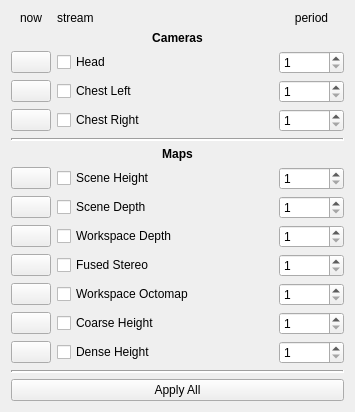
This is src/app/ddSensorDataRequest.ui in RobotLocomotion/director as Qt 5 draws it before an edit. The edited form follows.
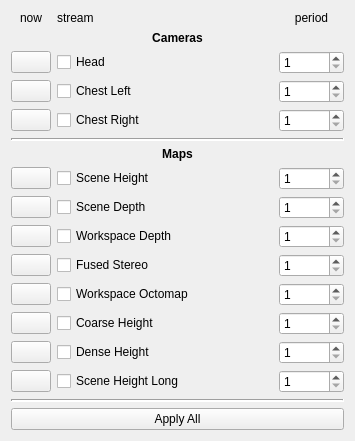
This is the edited form.

Commit message: adding type for hyq

Patch:
```diff
--- a/src/app/ddSensorDataRequest.ui
+++ b/src/app/ddSensorDataRequest.ui
@@ -251,6 +251,30 @@
        </property>
       </widget>
      </item>
+     <item row="14" column="0">
+      <widget class="QPushButton" name="mapHeightSceneLongButton">
+       <property name="text">
+        <string/>
+       </property>
+      </widget>
+     </item>
+     <item row="14" column="1">
+      <widget class="QCheckBox" name="mapHeightSceneLongCheck">
+       <property name="text">
+        <string>Scene Height Long</string>
+       </property>
+      </widget>
+     </item>
+     <item row="14" column="2">
+      <widget class="QSpinBox" name="mapHeightSceneLongSpinner">
+       <property name="minimum">
+        <number>1</number>
+       </property>
+       <property name="maximum">
+        <number>30</number>
+       </property>
+      </widget>
+     </item>
      <item row="5" column="0" colspan="3">
       <widget class="Line" name="line_2">
        <property name="lineWidth">
```
The commit also changes 1 other file.
